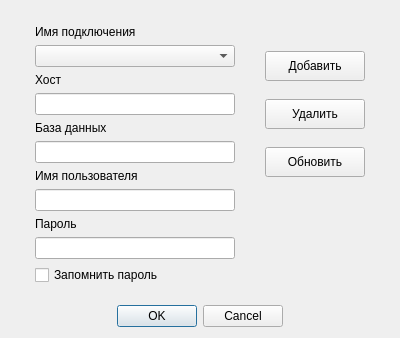
This is dialog_auth.ui in vasilev24f65h-prog/db_manager as Qt 5 draws it before an edit. The edited form follows.
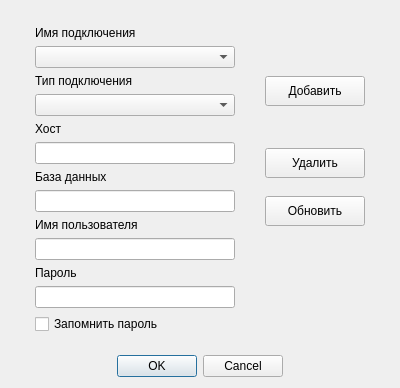
This is the edited form.

Commit message: Added authentication from Windows auth

```diff
--- a/dialog_auth.ui
+++ b/dialog_auth.ui
@@ -7,7 +7,7 @@
     <x>0</x>
     <y>0</y>
     <width>400</width>
-    <height>338</height>
+    <height>388</height>
    </rect>
   </property>
   <property name="windowTitle">
@@ -26,38 +26,110 @@
    </item>
    <item row="0" column="0">
     <layout class="QGridLayout" name="gridLayout_inputArea">
-     <item row="5" column="1">
+     <item row="6" column="1">
+      <widget class="QLineEdit" name="lineEdit_host">
+       <property name="maximumSize">
+        <size>
+         <width>200</width>
+         <height>50</height>
+        </size>
+       </property>
+      </widget>
+     </item>
+     <item row="2" column="1">
+      <widget class="QComboBox" name="comboBox_connection_name">
+       <property name="maximumSize">
+        <size>
+         <width>200</width>
+         <height>50</height>
+        </size>
+       </property>
+      </widget>
+     </item>
+     <item row="8" column="2" rowspan="2">
+      <widget class="QPushButton" name="pushButton_update_clicked">
+       <property name="maximumSize">
+        <size>
+         <width>100</width>
+         <height>30</height>
+        </size>
+       </property>
+       <property name="text">
+        <string>Обновить</string>
+       </property>
+      </widget>
+     </item>
+     <item row="7" column="1">
       <widget class="QLabel" name="label">
        <property name="text">
         <string>База данных</string>
        </property>
       </widget>
      </item>
-     <item row="12" column="1">
-      <widget class="QCheckBox" name="checkBox_pass">
-       <property name="text">
-        <string>Запомнить пароль</string>
-       </property>
-      </widget>
-     </item>
-     <item row="11" column="1">
-      <widget class="QLineEdit" name="lineEdit_pass">
-       <property name="maximumSize">
-        <size>
-         <width>200</width>
-         <height>50</height>
-        </size>
-       </property>
-      </widget>
-     </item>
-     <item row="7" column="1">
+     <item row="9" column="1">
       <widget class="QLabel" name="label_name">
        <property name="text">
         <string>Имя пользователя</string>
        </property>
       </widget>
      </item>
+     <item row="2" column="2" rowspan="4">
+      <widget class="QPushButton" name="pushButton_add_connection">
+       <property name="maximumSize">
+        <size>
+         <width>100</width>
+         <height>30</height>
+        </size>
+       </property>
+       <property name="text">
+        <string>Добавить</string>
+       </property>
+      </widget>
+     </item>
+     <item row="8" column="1">
+      <widget class="QLineEdit" name="lineEdit_db">
+       <property name="maximumSize">
+        <size>
+         <width>200</width>
+         <height>50</height>
+        </size>
+       </property>
+      </widget>
+     </item>
+     <item row="10" column="1">
+      <widget class="QLineEdit" name="lineEdit_username">
+       <property name="maximumSize">
+        <size>
+         <width>200</width>
+         <height>50</height>
+        </size>
+       </property>
+      </widget>
+     </item>
+     <item row="6" column="2" rowspan="2">
+      <widget class="QPushButton" name="pushButton_delete_connection">
+       <property name="maximumSize">
+        <size>
+         <width>100</width>
+         <height>30</height>
+        </size>
+       </property>
+       <property name="text">
+        <string>Удалить</string>
+       </property>
+      </widget>
+     </item>
      <item row="13" column="1">
+      <widget class="QLineEdit" name="lineEdit_pass">
+       <property name="maximumSize">
+        <size>
+         <width>200</width>
+         <height>50</height>
+        </size>
+       </property>
+      </widget>
+     </item>
+     <item row="15" column="1">
       <spacer name="verticalSpacer">
        <property name="orientation">
         <enum>Qt::Vertical</enum>
@@ -70,6 +142,19 @@
        </property>
       </spacer>
      </item>
+     <item row="0" column="1">
+      <spacer name="verticalSpacer_2">
+       <property name="orientation">
+        <enum>Qt::Vertical</enum>
+       </property>
+       <property name="sizeHint" stdset="0">
+        <size>
+         <width>20</width>
+         <height>40</height>
+        </size>
+       </property>
+      </spacer>
+     </item>
      <item row="1" column="1">
       <widget class="QLabel" name="label_2">
        <property name="text">
@@ -77,109 +162,34 @@
        </property>
       </widget>
      </item>
-     <item row="2" column="1">
-      <widget class="QComboBox" name="comboBox_connection_name">
-       <property name="maximumSize">
-        <size>
-         <width>200</width>
-         <height>50</height>
-        </size>
-       </property>
-      </widget>
+     <item row="4" column="1">
+      <widget class="QComboBox" name="comboBox_type_auth"/>
      </item>
-     <item row="6" column="1">
-      <widget class="QLineEdit" name="lineEdit_db">
-       <property name="maximumSize">
-        <size>
-         <width>200</width>
-         <height>50</height>
-        </size>
-       </property>
-      </widget>
-     </item>
-     <item row="0" column="1">
-      <spacer name="verticalSpacer_2">
-       <property name="orientation">
-        <enum>Qt::Vertical</enum>
-       </property>
-       <property name="sizeHint" stdset="0">
-        <size>
-         <width>20</width>
-         <height>40</height>
-        </size>
-       </property>
-      </spacer>
-     </item>
-     <item row="9" column="1">
+     <item row="11" column="1">
       <widget class="QLabel" name="label_pass">
        <property name="text">
         <string>Пароль</string>
        </property>
       </widget>
      </item>
-     <item row="4" column="1">
-      <widget class="QLineEdit" name="lineEdit_host">
-       <property name="maximumSize">
-        <size>
-         <width>200</width>
-         <height>50</height>
-        </size>
+     <item row="14" column="1">
+      <widget class="QCheckBox" name="checkBox_pass">
+       <property name="text">
+        <string>Запомнить пароль</string>
        </property>
       </widget>
      </item>
-     <item row="3" column="1">
+     <item row="5" column="1">
       <widget class="QLabel" name="label_3">
        <property name="text">
         <string>Хост</string>
        </property>
       </widget>
      </item>
-     <item row="8" column="1">
-      <widget class="QLineEdit" name="lineEdit_username">
-       <property name="maximumSize">
-        <size>
-         <width>200</width>
-         <height>50</height>
-        </size>
-       </property>
-      </widget>
-     </item>
-     <item row="2" column="2" rowspan="2">
-      <widget class="QPushButton" name="pushButton_add_connection">
-       <property name="maximumSize">
-        <size>
-         <width>100</width>
-         <height>30</height>
-        </size>
-       </property>
+     <item row="3" column="1">
+      <widget class="QLabel" name="label_4">
        <property name="text">
-        <string>Добавить</string>
-       </property>
-      </widget>
-     </item>
-     <item row="4" column="2" rowspan="2">
-      <widget class="QPushButton" name="pushButton_delete_connection">
-       <property name="maximumSize">
-        <size>
-         <width>100</width>
-         <height>30</height>
-        </size>
-       </property>
-       <property name="text">
-        <string>Удалить</string>
-       </property>
-      </widget>
-     </item>
-     <item row="6" column="2" rowspan="2">
-      <widget class="QPushButton" name="pushButton_update_clicked">
-       <property name="maximumSize">
-        <size>
-         <width>100</width>
-         <height>30</height>
-        </size>
-       </property>
-       <property name="text">
-        <string>Обновить</string>
+        <string>Тип подключения</string>
        </property>
       </widget>
      </item>
```
The commit also changes 4 other files.
